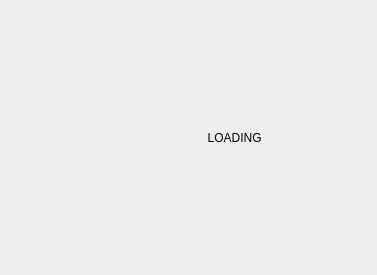
Old version of the form Ben_AFK/mainwindow.ui in the repository soleraeus/42_Matt-Daemon.
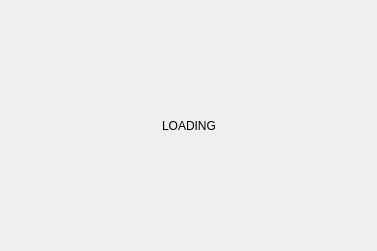
New version of the form. The open tabs and pages were chosen to show the change.

Commit message: centered LOADING

Patch:
```diff
--- a/Ben_AFK/mainwindow.ui
+++ b/Ben_AFK/mainwindow.ui
@@ -7,7 +7,7 @@
     <x>0</x>
     <y>0</y>
     <width>377</width>
-    <height>275</height>
+    <height>251</height>
    </rect>
   </property>
   <property name="windowTitle">
@@ -110,12 +110,41 @@
       <widget class="QWidget" name="pageLoading">
        <layout class="QGridLayout" name="gridLayout_5">
         <item row="0" column="0">
+         <spacer name="horizontalSpacer">
+          <property name="orientation">
+           <enum>Qt::Horizontal</enum>
+          </property>
+          <property name="sizeHint" stdset="0">
+           <size>
+            <width>40</width>
+            <height>20</height>
+           </size>
+          </property>
+         </spacer>
+        </item>
+        <item row="0" column="1">
          <widget class="QLabel" name="labelMovie">
           <property name="text">
-           <string>                                                         LOADING</string>
+           <string>LOADING</string>
+          </property>
+          <property name="wordWrap">
+           <bool>false</bool>
           </property>
          </widget>
         </item>
+        <item row="0" column="2">
+         <spacer name="horizontalSpacer_2">
+          <property name="orientation">
+           <enum>Qt::Horizontal</enum>
+          </property>
+          <property name="sizeHint" stdset="0">
+           <size>
+            <width>40</width>
+            <height>20</height>
+           </size>
+          </property>
+         </spacer>
+        </item>
        </layout>
       </widget>
       <widget class="QWidget" name="pageClient">
```
The commit also changes 2 other files.
